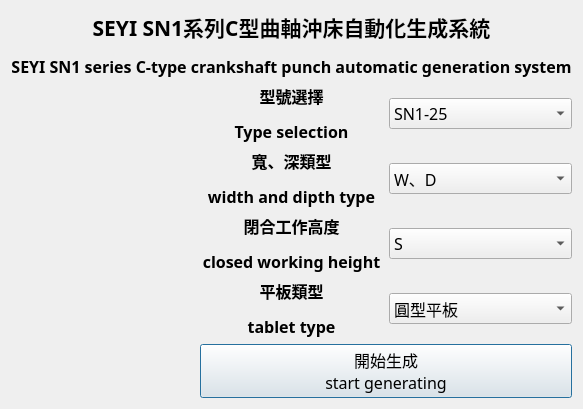
Qt form SYEI_stamping_press_system/GUI.ui (sinje0816/stamping_press) before a commit.
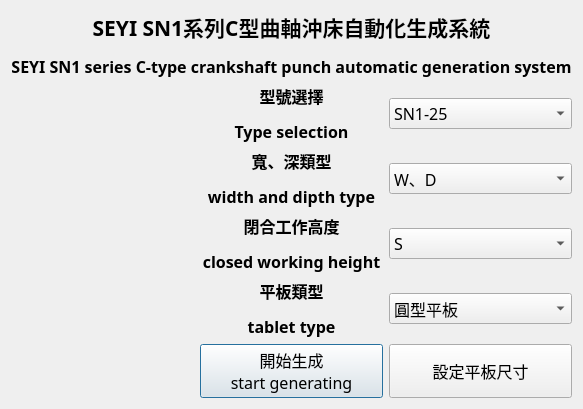
The same form after that commit. Icons and pictures are not drawn.

The edit to the form file:
```diff
--- a/SYEI_stamping_press_system/GUI.ui
+++ b/SYEI_stamping_press_system/GUI.ui
@@ -281,7 +281,7 @@
        </item>
       </widget>
      </item>
-     <item row="5" column="1" colspan="2">
+     <item row="5" column="1">
       <widget class="QPushButton" name="pushButton">
        <property name="font">
         <font>
@@ -295,6 +295,25 @@
        </property>
       </widget>
      </item>
+     <item row="5" column="2">
+      <widget class="QPushButton" name="pushButton_2">
+       <property name="sizePolicy">
+        <sizepolicy hsizetype="Minimum" vsizetype="Preferred">
+         <horstretch>0</horstretch>
+         <verstretch>0</verstretch>
+        </sizepolicy>
+       </property>
+       <property name="font">
+        <font>
+         <family>微軟正黑體</family>
+         <pointsize>12</pointsize>
+        </font>
+       </property>
+       <property name="text">
+        <string>設定平板尺寸</string>
+       </property>
+      </widget>
+     </item>
     </layout>
    </item>
   </layout>
```
